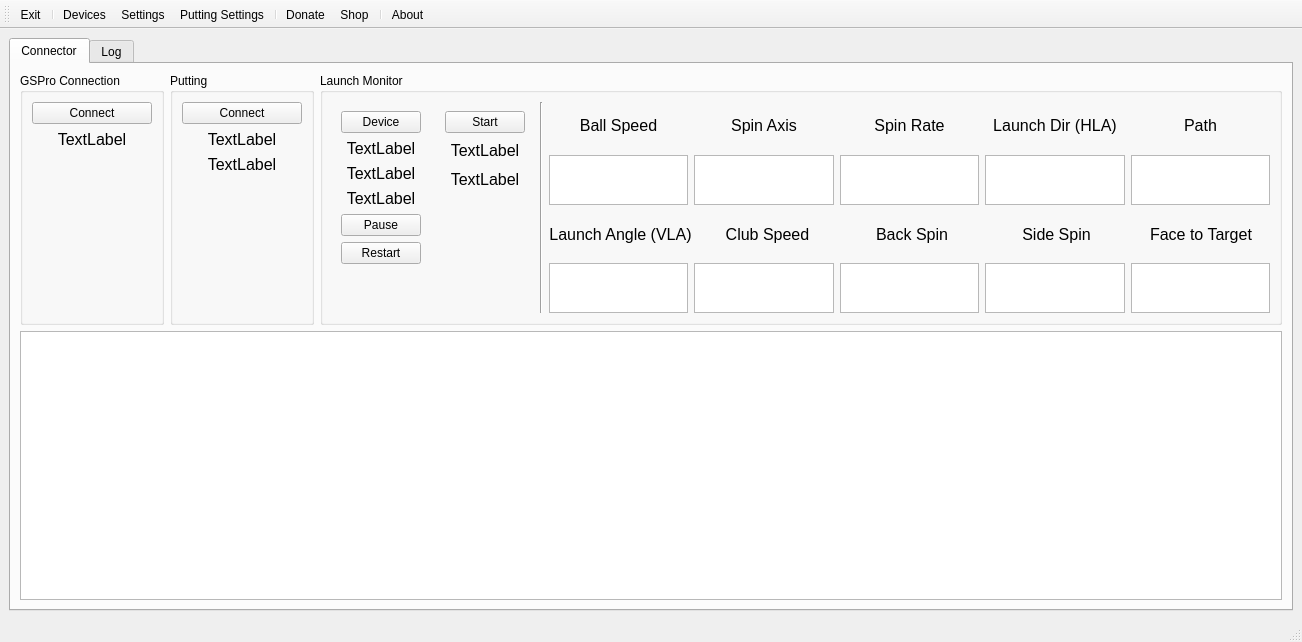
Qt form src/MainWindow.ui (springbok/MLM2PRO-GSPro-Connector) before a commit.
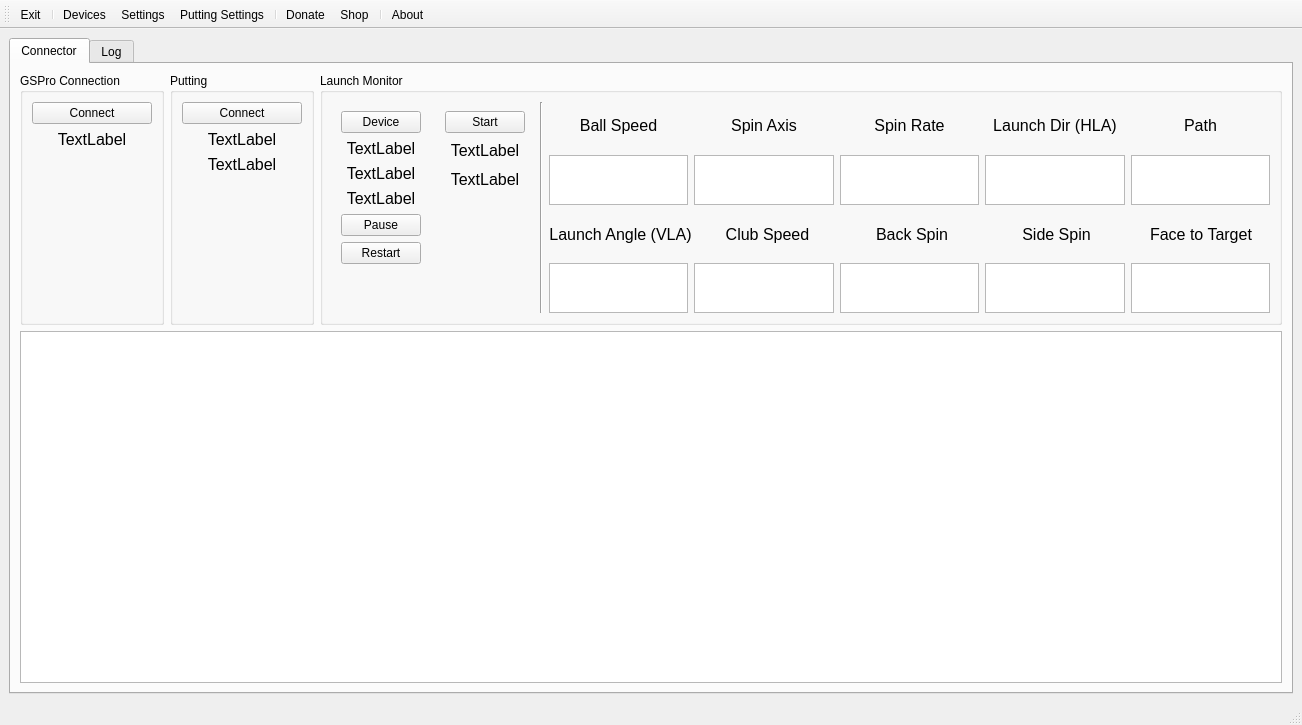
The same form after that commit. Icons and pictures are not drawn.

What changed in the file:
```diff
--- a/src/MainWindow.ui
+++ b/src/MainWindow.ui
@@ -7,7 +7,7 @@
     <x>0</x>
     <y>0</y>
     <width>1302</width>
-    <height>642</height>
+    <height>725</height>
    </rect>
   </property>
   <property name="windowTitle">
@@ -478,37 +478,6 @@
                       </property>
                      </widget>
                     </item>
-                    <item>
-                     <widget class="QLabel" name="launch_monitor_event_label">
-                      <property name="sizePolicy">
-                       <sizepolicy hsizetype="Preferred" vsizetype="Preferred">
-                        <horstretch>0</horstretch>
-                        <verstretch>0</verstretch>
-                       </sizepolicy>
-                      </property>
-                      <property name="minimumSize">
-                       <size>
-                        <width>0</width>
-                        <height>0</height>
-                       </size>
-                      </property>
-                      <property name="font">
-                       <font>
-                        <pointsize>12</pointsize>
-                        <bold>false</bold>
-                       </font>
-                      </property>
-                      <property name="text">
-                       <string/>
-                      </property>
-                      <property name="alignment">
-                       <set>Qt::AlignCenter</set>
-                      </property>
-                      <property name="margin">
-                       <number>5</number>
-                      </property>
-                     </widget>
-                    </item>
                     <item>
                      <widget class="QLabel" name="launch_monitor_rssi_label">
                       <property name="sizePolicy">
@@ -540,37 +509,6 @@
                       </property>
                      </widget>
                     </item>
-                    <item>
-                     <widget class="QLabel" name="token_expiry_label">
-                      <property name="sizePolicy">
-                       <sizepolicy hsizetype="Preferred" vsizetype="Preferred">
-                        <horstretch>0</horstretch>
-                        <verstretch>0</verstretch>
-                       </sizepolicy>
-                      </property>
-                      <property name="minimumSize">
-                       <size>
-                        <width>0</width>
-                        <height>0</height>
-                       </size>
-                      </property>
-                      <property name="font">
-                       <font>
-                        <pointsize>12</pointsize>
-                        <bold>false</bold>
-                       </font>
-                      </property>
-                      <property name="text">
-                       <string/>
-                      </property>
-                      <property name="alignment">
-                       <set>Qt::AlignCenter</set>
-                      </property>
-                      <property name="margin">
-                       <number>5</number>
-                      </property>
-                     </widget>
-                    </item>
                     <item>
                      <widget class="QLabel" name="launch_monitor_battery_label">
                       <property name="sizePolicy">
@@ -602,6 +540,68 @@
                       </property>
                      </widget>
                     </item>
+                    <item>
+                     <widget class="QLabel" name="launch_monitor_event_label">
+                      <property name="sizePolicy">
+                       <sizepolicy hsizetype="Preferred" vsizetype="Preferred">
+                        <horstretch>0</horstretch>
+                        <verstretch>0</verstretch>
+                       </sizepolicy>
+                      </property>
+                      <property name="minimumSize">
+                       <size>
+                        <width>0</width>
+                        <height>0</height>
+                       </size>
+                      </property>
+                      <property name="font">
+                       <font>
+                        <pointsize>12</pointsize>
+                        <bold>false</bold>
+                       </font>
+                      </property>
+                      <property name="text">
+                       <string/>
+                      </property>
+                      <property name="alignment">
+                       <set>Qt::AlignCenter</set>
+                      </property>
+                      <property name="margin">
+                       <number>5</number>
+                      </property>
+                     </widget>
+                    </item>
+                    <item>
+                     <widget class="QLabel" name="token_expiry_label">
+                      <property name="sizePolicy">
+                       <sizepolicy hsizetype="Preferred" vsizetype="Preferred">
+                        <horstretch>0</horstretch>
+                        <verstretch>0</verstretch>
+                       </sizepolicy>
+                      </property>
+                      <property name="minimumSize">
+                       <size>
+                        <width>0</width>
+                        <height>0</height>
+                       </size>
+                      </property>
+                      <property name="font">
+                       <font>
+                        <pointsize>12</pointsize>
+                        <bold>false</bold>
+                       </font>
+                      </property>
+                      <property name="text">
+                       <string/>
+                      </property>
+                      <property name="alignment">
+                       <set>Qt::AlignCenter</set>
+                      </property>
+                      <property name="margin">
+                       <number>5</number>
+                      </property>
+                     </widget>
+                    </item>
                    </layout>
                   </widget>
                  </item>
```
